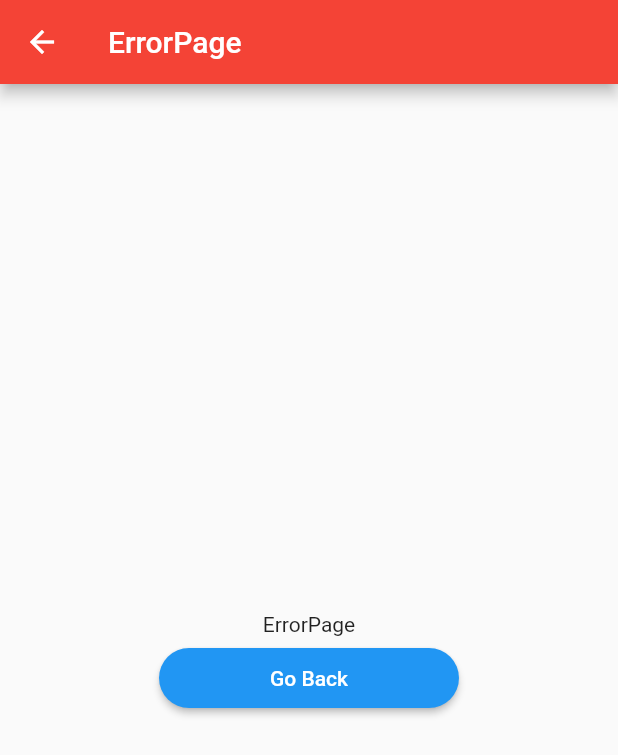
After one commit to tokudai0000/tokumemo_plus, a Flutter app: the ErrorPage screen opened directly, on a phone screen of 412 x 824 dp. The commit adds this screen. Shown: the top 755 px of the screen. Run offline on Flutter 3.47's test engine with Material 2 defaults, Android fonts, the phone set to English and light mode, and no system bars; our stand-ins replace flutter_hooks, go_router, hooks_riverpod, page_transition.

Commit message:
[1] エラーページの作成 & エラー対応

```diff
--- a/tokumemo_plus/lib/core/router/router.dart
+++ b/tokumemo_plus/lib/core/router/router.dart
@@ -1,5 +1,6 @@
 import 'package:go_router/go_router.dart';
 import 'package:hooks_riverpod/hooks_riverpod.dart';
+import 'package:tokumemo_plus/features/error/pages/error_page.dart';
 
 import '../../features/features.dart';
 
@@ -25,7 +26,7 @@ final routerProvider = Provider((ref) {
     ],
     // エラー時はエラー用の画面を表示
     errorBuilder: (context, state) {
-      return const MainPage();
+      return const ErrorPage();
     },
   );
 });
--- /dev/null
+++ b/tokumemo_plus/lib/core/widgets/buttons/rounded_button.dart
@@ -0,0 +1,51 @@
+import 'package:flutter/cupertino.dart';
+import 'package:flutter/material.dart';
+
+class RoundedButton extends StatelessWidget {
+  const RoundedButton({
+    this.height,
+    this.width,
+    required this.child,
+    this.foregroundColor,
+    this.backgroundColor,
+    this.disableColor,
+    this.elevation,
+    this.side = BorderSide.none,
+    this.isLoading = false,
+    this.onTap,
+    this.statesController,
+    super.key,
+  });
+
+  final double? height;
+  final double? width;
+  final Widget child;
+  final Color? foregroundColor;
+  final Color? backgroundColor;
+  final Color? disableColor;
+  final double? elevation;
+  final BorderSide side;
+  final bool isLoading;
+  final VoidCallback? onTap;
+  final MaterialStatesController? statesController;
+
+  @override
+  Widget build(BuildContext context) {
+    return SizedBox(
+      height: height,
+      width: width,
+      child: ElevatedButton(
+        style: ElevatedButton.styleFrom(
+          foregroundColor: foregroundColor,
+          backgroundColor: backgroundColor,
+          shape: const StadiumBorder().copyWith(side: side),
+          disabledBackgroundColor: disableColor ?? Colors.grey,
+          elevation: elevation,
+        ),
+        onPressed: onTap,
+        statesController: statesController,
+        child: isLoading ? const CupertinoActivityIndicator() : child,
+      ),
+    );
+  }
+}
--- /dev/null
+++ b/tokumemo_plus/lib/features/error/pages/error_page.dart
@@ -0,0 +1,50 @@
+import 'package:flutter/material.dart';
+import 'package:flutter_hooks/flutter_hooks.dart';
+
+import '../../../core/widgets/buttons/rounded_button.dart';
+import '../../app_wrapper/pages/main_page.dart';
+
+class ErrorPage extends HookWidget {
+  const ErrorPage({
+    super.key,
+  });
+
+  static String get pageName => 'error';
+
+  @override
+  Widget build(BuildContext context) {
+    return Scaffold(
+      appBar: AppBar(
+        title: const Text(
+          'ErrorPage',
+          style: TextStyle(color: Colors.white),
+        ),
+        backgroundColor: Colors.red,
+      ),
+      body: Center(
+        child: Column(
+          mainAxisAlignment: MainAxisAlignment.center,
+          children: <Widget>[
+            const Text(
+              'ErrorPage',
+            ),
+            Padding(
+              padding: const EdgeInsets.only(top: 8),
+              child: RoundedButton(
+                width: 200,
+                height: 40,
+                child: const Text(
+                  'Go Back',
+                  style: TextStyle(color: Colors.white),
+                ),
+                onTap: () {
+                  MainPage.go(context);
+                },
+              ),
+            ),
+          ],
+        ),
+      ),
+    );
+  }
+}
```
